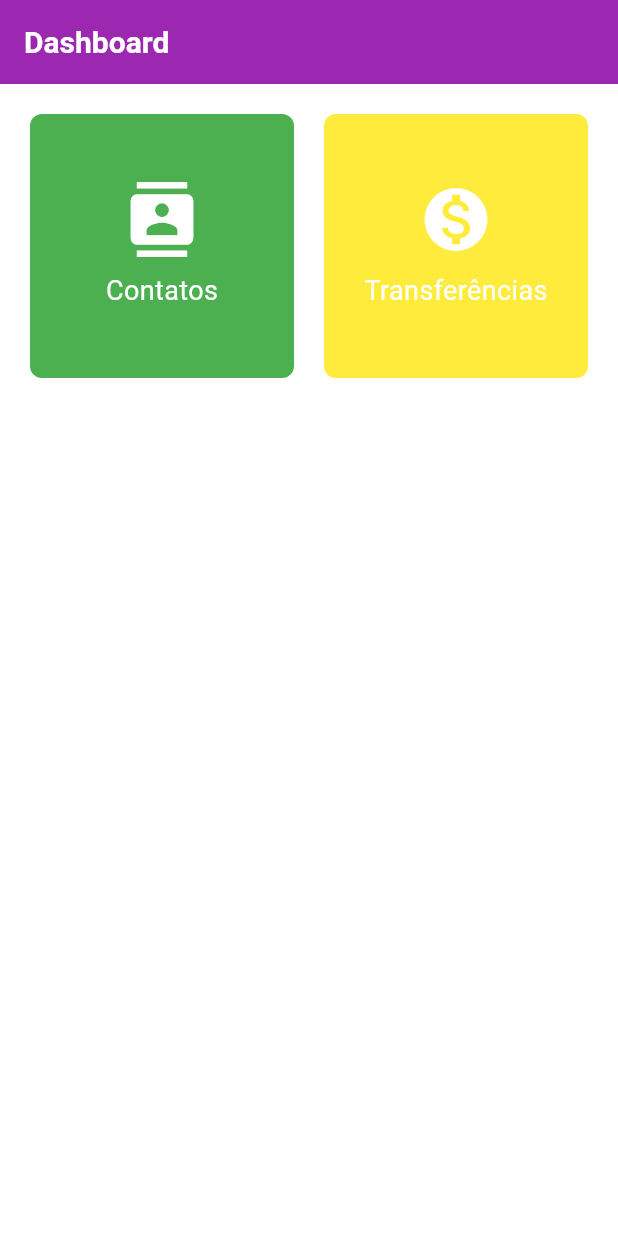
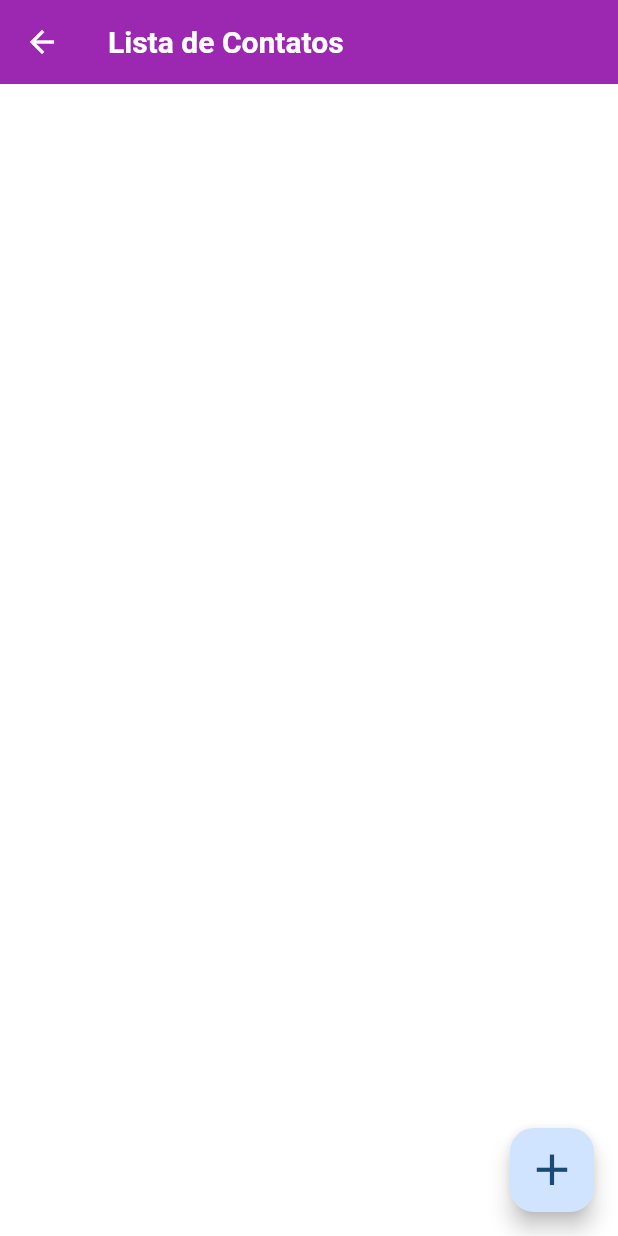
Before and after one commit to RaulSAraujo/finance, a Flutter app: the screen it shows after launch, after a tap on "Contatos", on a phone screen of 412 x 824 dp. Run offline on Flutter 3.47's test engine with Material 3 defaults, Android fonts, the phone set to English and light mode, and no system bars.

Commit message:
✨ feat: new screen contato

```diff
--- a/lib/main.dart
+++ b/lib/main.dart
@@ -1,3 +1,6 @@
+import 'package:finance/pages/contacts_form.dart';
+import 'package:finance/pages/contacts_list.dart';
+import 'package:finance/pages/transfer_form.dart';
 import 'package:finance/pages/transfer_list.dart';
 import 'package:flutter/material.dart';
 import 'package:finance/pages/dashboard.dart';
@@ -13,10 +16,13 @@ class Banco extends StatelessWidget {
       initialRoute: '/',
       routes: {
         '/': (ctx) => const DashboardScreen(),
-        '/listaTransferencia': (ctx) => ListaTransferencia()
+        '/listaTransferencia': (ctx) => ListaTransferencia(),
+        '/formularioTransferencia': (ctx) => FormularioTransferencia(),
+        '/listaContatos': (ctx) => ListaContatos(),
+        '/formularioContatos': (ctx) => const FormularioContatos()
       },
       theme: ThemeData(
-        primaryColor: Colors.blue,
+        colorSchemeSeed: Colors.blue,
         scaffoldBackgroundColor: Colors.white,
         appBarTheme: const AppBarTheme(
           backgroundColor: Colors.purple,
--- /dev/null
+++ b/lib/models/contato.dart
@@ -0,0 +1,9 @@
+class Contato {
+  final String name;
+  final String andress;
+  final String telephone;
+  final String email;
+  final String cpf;
+
+  Contato(this.name, this.andress, this.telephone, this.email, this.cpf);
+}
--- /dev/null
+++ b/lib/pages/contacts_list.dart
@@ -0,0 +1,68 @@
+import 'package:finance/models/contato.dart';
+import 'package:finance/pages/contacts_form.dart';
+import 'package:flutter/material.dart';
+
+class ListaContatos extends StatefulWidget {
+  final List<Contato> _contacts = [];
+
+  ListaContatos({super.key});
+
+  @override
+  State<ListaContatos> createState() => _ListaContatosState();
+}
+
+class _ListaContatosState extends State<ListaContatos> {
+  @override
+  Widget build(BuildContext context) {
+    return Scaffold(
+      appBar: AppBar(
+        title: const Text('Lista de Contatos'),
+      ),
+      body: ListView.builder(
+        itemCount: widget._contacts.length,
+        itemBuilder: (context, index) {
+          final contato = widget._contacts[index];
+
+          return Card(
+            color: Colors.white,
+            child: ListTile(
+              title: Text('Nome: ${contato.name}'),
+              subtitle: Column(
+                crossAxisAlignment: CrossAxisAlignment.start,
+                children: [
+                  Text('Endereço: ${contato.andress}'),
+                  Text('Telefone: ${contato.telephone}'),
+                  Text('Email: ${contato.email}'),
+                  Text('CPF ${contato.cpf}')
+                ],
+              ),
+              leading: const CircleAvatar(
+                child: Icon(
+                  Icons.person,
+                ),
+              ),
+            ),
+          );
+        },
+      ),
+      floatingActionButton: FloatingActionButton(
+        onPressed: () {
+          final Future<Contato?> future =
+              Navigator.push(context, MaterialPageRoute(builder: (context) {
+            return const FormularioContatos();
+          }));
+
+          future.then((contatoRecebida) {
+            setState(() {
+              widget._contacts.add(contatoRecebida!);
+            });
+          });
+        },
+        child: const Icon(
+          Icons.add,
+          size: 35,
+        ),
+      ),
+    );
+  }
+}
```
Also changed, not shown: lib/models/transferencia.dart (added, +11 -0 lines), lib/pages/contacts_form.dart (added, +81 -0 lines), lib/pages/dashboard.dart (+8 -7 lines), lib/pages/transfer_form.dart (+18 -14 lines), lib/pages/transfer_list.dart (+6 -6 lines), lib/widget/transfers_item.dart (+4 -14 lines).
